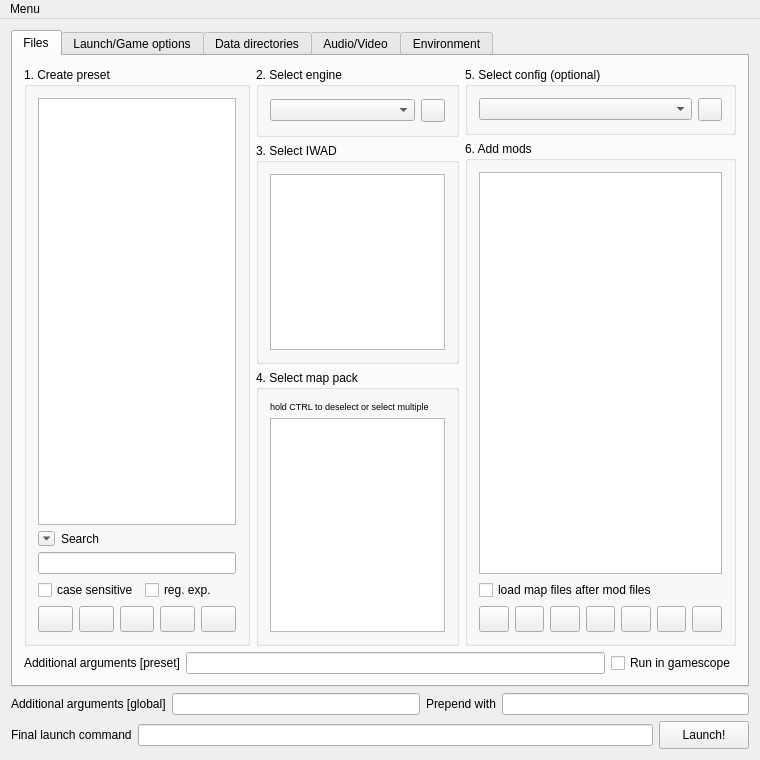
Before: the Qt Designer form Forms/MainWindow.ui in kdmn2/DoomRunnerPlus, drawn with Qt 5.
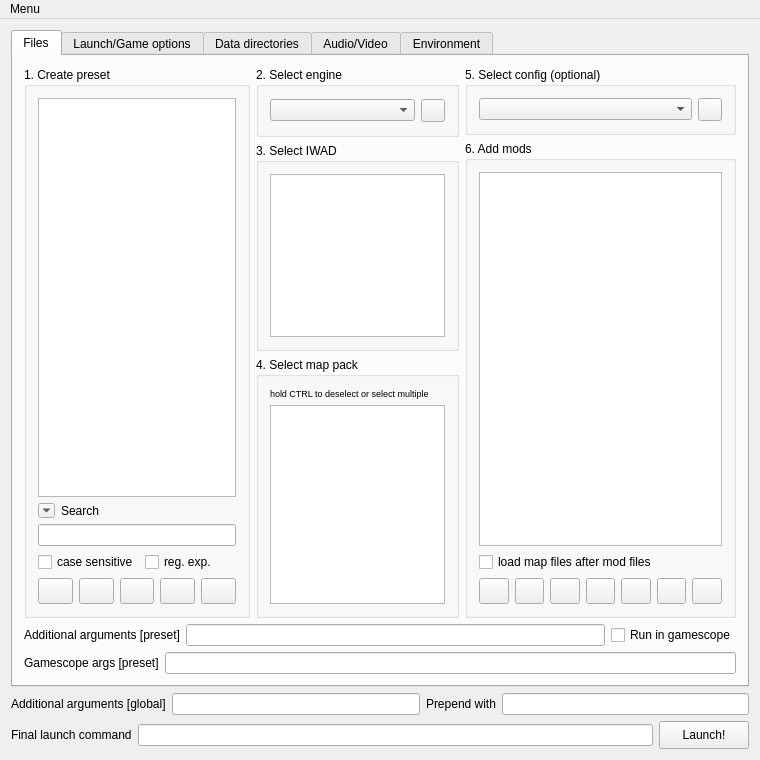
After: the same form once the commit is applied. Icons and pictures are not drawn. Custom widgets are drawn as their Qt base class.

Commit message:
fix(gamescope): skip nested gamescope in Steam game mode + add gamescope args
SteamOS game mode already runs the whole session under gamescope, so wrapping
the engine in a second gamescope broke its Vulkan swapchain layer
('CreateSwapchainKHR: Creating swapchain for non-Gamescope swapchain').
Detect that via XDG_SESSION_DESKTOP/XDG_CURRENT_DESKTOP and launch the engine
directly instead of nesting.

Also add a per-preset 'Gamescope args [preset]' field so custom Linux /
desktop-mode users can pass extra gamescope options (e.g. --scaling fsr),
persisted like use_gamescope.

The edit to the form file:
```diff
--- a/Forms/MainWindow.ui
+++ b/Forms/MainWindow.ui
@@ -606,6 +606,29 @@
           </item>
          </layout>
         </item>
+        <item>
+         <layout class="QHBoxLayout" name="hLayout_gamescopeArgs">
+          <item>
+           <widget class="QLabel" name="gamescopeArgsLabel">
+            <property name="sizePolicy">
+             <sizepolicy hsizetype="Minimum" vsizetype="Fixed">
+              <horstretch>0</horstretch>
+              <verstretch>0</verstretch>
+             </sizepolicy>
+            </property>
+            <property name="toolTip">
+             <string>&lt;html&gt;&lt;head/&gt;&lt;body&gt;&lt;p&gt;Extra arguments passed to gamescope when this preset runs in a gamescope instance &lt;span style=&quot; font-style:italic;&quot;&gt;(e.g. --scaling fsr --filter linear)&lt;/span&gt;. Ignored when the launcher is already running inside gamescope (Steam game mode).&lt;/p&gt;&lt;/body&gt;&lt;/html&gt;</string>
+            </property>
+            <property name="text">
+             <string>Gamescope args [preset]</string>
+            </property>
+           </widget>
+          </item>
+          <item>
+           <widget class="QLineEdit" name="gamescopeArgsLine"/>
+          </item>
+         </layout>
+        </item>
        </layout>
       </widget>
       <widget class="QWidget" name="optionsTab">
```
The commit also changes 6 other files.
